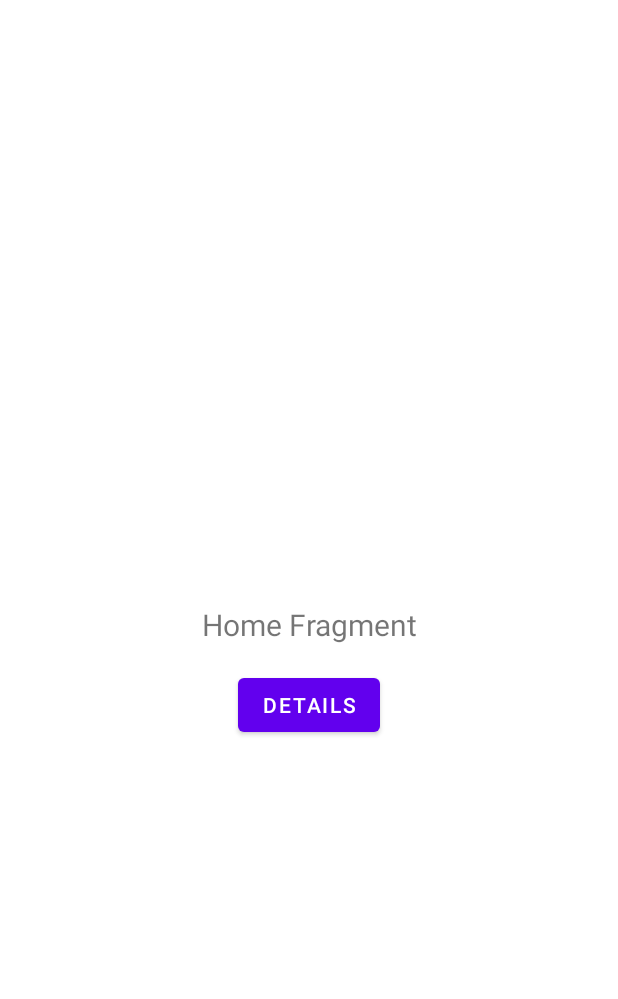
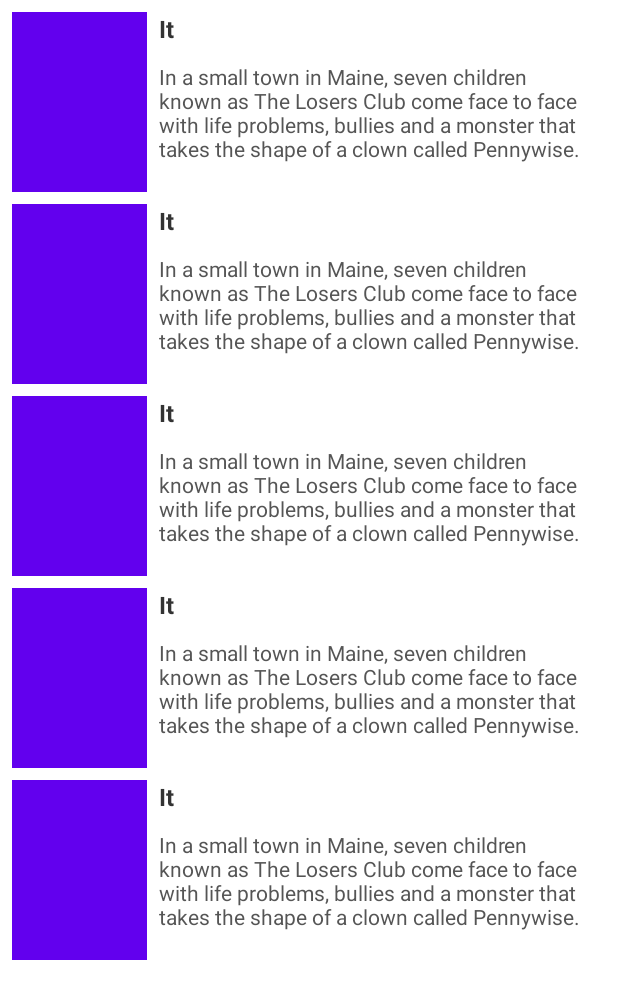
Before and after one commit to nelsonalfo/tmdb-mad-project, an Android app: the layout fragment_popular_movies.xml on its own in the app's theme, with its tools: preview values and no code run, on a phone screen of 412 x 824 dp. Shown: the top 999 px of the screen. Run offline under Robolectric (Android 15) with nearby library versions, the phone set to English and light mode, and no system bars.

Commit message:
aplicando ajustes visuales

```diff
--- a/app/src/main/res/layout/activity_home.xml
+++ b/app/src/main/res/layout/activity_home.xml
@@ -1,6 +1,7 @@
 <?xml version="1.0" encoding="utf-8"?>
 <androidx.constraintlayout.widget.ConstraintLayout xmlns:android="http://schemas.android.com/apk/res/android"
     xmlns:app="http://schemas.android.com/apk/res-auto"
+    xmlns:tools="http://schemas.android.com/tools"
     android:id="@+id/container"
     android:layout_width="match_parent"
     android:layout_height="match_parent"
@@ -13,25 +14,26 @@
     <com.google.android.material.bottomnavigation.BottomNavigationView
         android:id="@+id/nav_view"
         android:layout_width="0dp"
-        android:layout_height="wrap_content"
+        android:layout_height="@dimen/bottomNavBarHeight"
         android:layout_marginStart="0dp"
         android:layout_marginEnd="0dp"
         android:background="?android:attr/windowBackground"
         app:layout_constraintBottom_toBottomOf="parent"
         app:layout_constraintLeft_toLeftOf="parent"
         app:layout_constraintRight_toRightOf="parent"
-        app:menu="@menu/bottom_nav_menu" />
+        app:menu="@menu/bottom_nav_menu"
+        tools:visibility="visible"/>
 
     <fragment
         android:id="@+id/nav_host_fragment"
         android:name="androidx.navigation.fragment.NavHostFragment"
         android:layout_width="match_parent"
-        android:layout_height="match_parent"
+        android:layout_height="0dp"
         app:defaultNavHost="true"
         app:layout_constraintBottom_toTopOf="@id/nav_view"
         app:layout_constraintLeft_toLeftOf="parent"
         app:layout_constraintRight_toRightOf="parent"
-        app:layout_constraintTop_toTopOf="parent"
+        app:layout_constraintTop_toBottomOf="@id/toolbar_layout"
         app:navGraph="@navigation/mobile_navigation" />
 
 </androidx.constraintlayout.widget.ConstraintLayout>
--- a/app/src/main/res/layout/fragment_movie_detail.xml
+++ b/app/src/main/res/layout/fragment_movie_detail.xml
@@ -6,9 +6,6 @@
     android:orientation="vertical"
     tools:context=".ui.detail.MovieDetailFragment">
 
-    <include layout="@layout/toolbar"
-        android:id="@+id/toolbar_layout"/>
-
     <TextView
         android:id="@+id/detail_text"
         android:layout_width="match_parent"
--- a/app/src/main/res/layout/fragment_popular_movies.xml
+++ b/app/src/main/res/layout/fragment_popular_movies.xml
@@ -6,30 +6,56 @@
     android:layout_height="match_parent"
     tools:context=".ui.popular.PopularMoviesFragment">
 
-    <TextView
-        android:id="@+id/text_home"
-        android:layout_width="match_parent"
+    <androidx.core.widget.ContentLoadingProgressBar
+        android:id="@+id/popular_movies_progress_bar"
+        style="?android:attr/progressBarStyleLarge"
+        android:layout_width="wrap_content"
         android:layout_height="wrap_content"
-        android:layout_marginStart="8dp"
-        android:layout_marginTop="8dp"
-        android:layout_marginEnd="8dp"
-        android:textAlignment="center"
-        android:textSize="20sp"
+        android:layout_gravity="center_horizontal"
+        android:visibility="visible"
         app:layout_constraintBottom_toBottomOf="parent"
         app:layout_constraintEnd_toEndOf="parent"
         app:layout_constraintStart_toStartOf="parent"
         app:layout_constraintTop_toTopOf="parent"
-        tools:text="Home Fragment"/>
+        tools:visibility="gone" />
+
+    <androidx.recyclerview.widget.RecyclerView
+        android:id="@+id/popular_movies_recycler_view"
+        android:layout_width="0dp"
+        android:layout_height="0dp"
+        android:layout_marginStart="8dp"
+        android:layout_marginTop="8dp"
+        android:layout_marginEnd="8dp"
+        app:layout_constraintBottom_toBottomOf="parent"
+        app:layout_constraintEnd_toEndOf="parent"
+        app:layout_constraintStart_toStartOf="parent"
+        app:layout_constraintTop_toTopOf="parent"
+        tools:itemCount="5"
+        tools:listitem="@layout/list_item_movie"
+        tools:visibility="visible" />
+
+    <TextView
+        android:id="@+id/popular_movies_error_text_view"
+        android:layout_width="wrap_content"
+        android:layout_height="wrap_content"
+        android:gravity="center"
+        android:text="No se pudieron cargar las peliculas\nIntente de nuevo"
+        android:textSize="18sp"
+        app:layout_constraintBottom_toBottomOf="parent"
+        app:layout_constraintEnd_toEndOf="parent"
+        app:layout_constraintStart_toStartOf="parent"
+        app:layout_constraintTop_toTopOf="parent"
+        tools:visibility="gone" />
 
     <Button
-        android:id="@+id/details_button"
+        android:id="@+id/popular_movies_retry_button"
         android:layout_width="wrap_content"
         android:layout_height="wrap_content"
-        android:text="Details"
-        android:layout_marginTop="16dp"
+        android:layout_marginTop="8dp"
+        android:text="reintentar"
         app:layout_constraintEnd_toEndOf="parent"
         app:layout_constraintStart_toStartOf="parent"
-        app:layout_constraintTop_toBottomOf="@+id/text_home" />
-
+        app:layout_constraintTop_toBottomOf="@+id/popular_movies_error_text_view"
+        tools:visibility="gone" />
 
 </androidx.constraintlayout.widget.ConstraintLayout>
--- /dev/null
+++ b/app/src/main/res/layout/list_item_movie.xml
@@ -0,0 +1,50 @@
+<?xml version="1.0" encoding="utf-8"?>
+<androidx.constraintlayout.widget.ConstraintLayout xmlns:android="http://schemas.android.com/apk/res/android"
+    xmlns:app="http://schemas.android.com/apk/res-auto"
+    xmlns:tools="http://schemas.android.com/tools"
+    android:layout_width="match_parent"
+    android:layout_height="wrap_content"
+    android:background="?attr/selectableItemBackground"
+    android:paddingBottom="8dp">
+
+    <ImageView
+        android:id="@+id/movie_poster"
+        android:layout_width="90dp"
+        android:layout_height="120dp"
+        app:layout_constraintStart_toStartOf="parent"
+        app:layout_constraintTop_toTopOf="parent"
+        tools:background="?attr/colorPrimary"
+        tools:ignore="ContentDescription" />
+
+    <TextView
+        android:id="@+id/movie_title"
+        android:layout_width="0dp"
+        android:layout_height="wrap_content"
+        android:layout_marginStart="8dp"
+        android:layout_marginEnd="8dp"
+        android:maxLines="1"
+        android:textColor="#333333"
+        android:textSize="16sp"
+        android:textStyle="bold"
+        app:layout_constraintEnd_toEndOf="parent"
+        app:layout_constraintStart_toEndOf="@+id/movie_poster"
+        app:layout_constraintTop_toTopOf="parent"
+        tools:text="It" />
+
+    <TextView
+        android:id="@+id/movie_description"
+        android:layout_width="0dp"
+        android:layout_height="wrap_content"
+        android:layout_marginStart="8dp"
+        android:layout_marginEnd="8dp"
+        android:layout_marginBottom="8dp"
+        android:ellipsize="end"
+        android:maxLines="5"
+        android:textColor="#555"
+        android:textSize="14sp"
+        app:layout_constraintBottom_toBottomOf="parent"
+        app:layout_constraintEnd_toEndOf="parent"
+        app:layout_constraintStart_toEndOf="@+id/movie_poster"
+        app:layout_constraintTop_toBottomOf="@id/movie_title"
+        tools:text="In a small town in Maine, seven children known as The Losers Club come face to face with life problems, bullies and a monster that takes the shape of a clown called Pennywise." />
+</androidx.constraintlayout.widget.ConstraintLayout>
--- a/app/src/main/res/values/dimens.xml
+++ b/app/src/main/res/values/dimens.xml
@@ -2,4 +2,5 @@
     <!-- Default screen margins, per the Android Design guidelines. -->
     <dimen name="activity_horizontal_margin">16dp</dimen>
     <dimen name="activity_vertical_margin">16dp</dimen>
+    <dimen name="bottomNavBarHeight">56dp</dimen>
 </resources>
```
